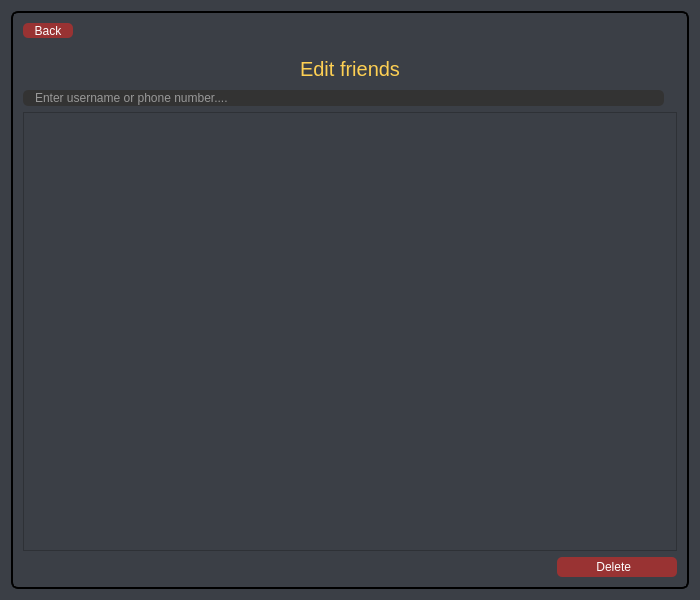
Old version of the form Pulp-Fiction-LoginAndRegister/setting.ui in the repository AP-projects-4001/Pulp-Fiction.
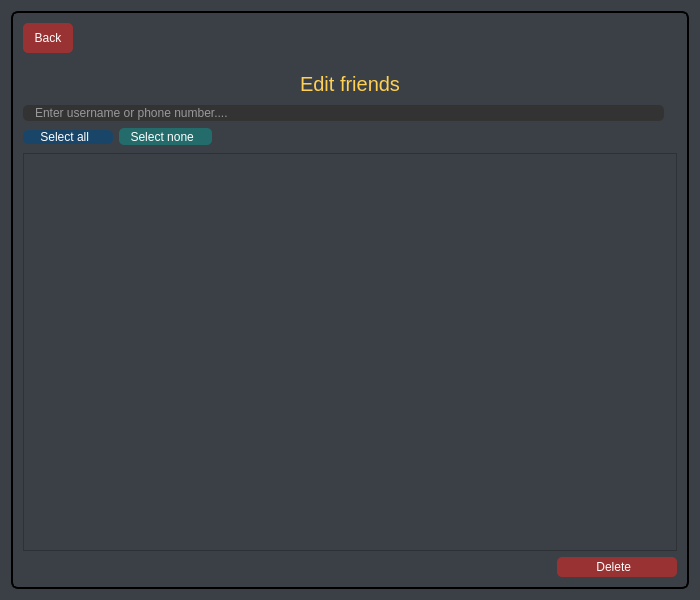
New version of the form. The open tabs and pages were chosen to show the change. Icons and pictures are not drawn.

Commit message: Add select all and select none for edit friends page

The edit to the form file:
```diff
--- a/Pulp-Fiction-LoginAndRegister/setting.ui
+++ b/Pulp-Fiction-LoginAndRegister/setting.ui
@@ -54,7 +54,7 @@
 }</string>
      </property>
      <property name="currentIndex">
-      <number>1</number>
+      <number>3</number>
      </property>
      <widget class="QWidget" name="page">
       <property name="styleSheet">
@@ -143,7 +143,7 @@
 	background-color: rgb(42, 46, 52);
 border-style: solid;
  border-width: 1px;
-	color: rgb(241, 182, 88);
+	color: #933;
 }
 
 QPushButton#logoutbtn:pressed {
@@ -663,7 +663,7 @@
 	background-color: rgb(42, 46, 52);
 border-style: solid;
  border-width: 1px;
-	color: rgb(241, 182, 88);
+	color: rgb(36, 108, 108);
 }
 
 QPushButton#uplButton:pressed {
@@ -3297,7 +3297,7 @@
      </widget>
      <widget class="QWidget" name="page_4">
       <layout class="QGridLayout" name="gridLayout_2">
-       <item row="0" column="0">
+       <item row="0" column="0" colspan="2">
         <widget class="QPushButton" name="backbtn_3">
          <property name="minimumSize">
           <size>
@@ -3345,7 +3345,7 @@
          </property>
         </widget>
        </item>
-       <item row="1" column="0">
+       <item row="1" column="0" colspan="2">
         <widget class="QWidget" name="widget_6" native="true">
          <property name="minimumSize">
           <size>
@@ -3387,7 +3387,7 @@
          </layout>
         </widget>
        </item>
-       <item row="2" column="0">
+       <item row="2" column="0" rowspan="2" colspan="2">
         <layout class="QVBoxLayout" name="verticalLayout_8">
          <item>
           <layout class="QHBoxLayout" name="horizontalLayout_17">
@@ -3443,6 +3443,113 @@
            </item>
           </layout>
          </item>
+         <item>
+          <layout class="QHBoxLayout" name="horizontalLayout_19">
+           <item>
+            <widget class="QPushButton" name="selectallbtneditfriends">
+             <property name="minimumSize">
+              <size>
+               <width>90</width>
+               <height>0</height>
+              </size>
+             </property>
+             <property name="layoutDirection">
+              <enum>Qt::LeftToRight</enum>
+             </property>
+             <property name="styleSheet">
+              <string notr="true">QPushButton#selectallbtneditfriends{
+color: white;
+border-radius: 5px;
+	background-color: rgb(25, 69, 105);
+color: #fefefe; 
+}
+
+QPushButton#selectallbtneditfriends:hover {
+	background-color: rgb(42, 46, 52);
+border-style: solid;
+ border-width: 1px;
+	color: rgb(37, 103, 156);
+}
+
+QPushButton#selectallbtneditfriends:pressed {
+border-style: solid;
+border-width: 1px;
+	background-color: rgb(25, 69, 105);
+	color: rgb(85, 255, 255);
+}</string>
+             </property>
+             <property name="text">
+              <string>Select all  </string>
+             </property>
+             <property name="icon">
+              <iconset resource="elements.qrc">
+               <normaloff>:/img/img/icons8-select-all-files-64.png</normaloff>:/img/img/icons8-select-all-files-64.png</iconset>
+             </property>
+            </widget>
+           </item>
+           <item>
+            <widget class="QPushButton" name="selectnonebtneditfriends">
+             <property name="minimumSize">
+              <size>
+               <width>93</width>
+               <height>17</height>
+              </size>
+             </property>
+             <property name="layoutDirection">
+              <enum>Qt::RightToLeft</enum>
+             </property>
+             <property name="styleSheet">
+              <string notr="true">QPushButton#selectnonebtneditfriends{
+color: white;
+border-radius: 5px;
+	background-color: rgb(36, 108, 108);
+color: #fefefe; 
+}
+
+QPushButton#selectnonebtneditfriends:hover {
+	background-color: rgb(42, 46, 52);
+border-style: solid;
+ border-width: 1px;
+	color: rgb(36, 108, 108);
+}
+
+QPushButton#selectnonebtneditfriends:pressed {
+border-style: solid;
+border-width: 1px;
+	background-color: rgb(25, 69, 105);
+	color: rgb(85, 255, 255);
+}</string>
+             </property>
+             <property name="text">
+              <string>Select none  </string>
+             </property>
+             <property name="icon">
+              <iconset resource="elements.qrc">
+               <normaloff>:/img/img/icons8-select-none-64.png</normaloff>:/img/img/icons8-select-none-64.png</iconset>
+             </property>
+             <property name="iconSize">
+              <size>
+               <width>14</width>
+               <height>14</height>
+              </size>
+             </property>
+            </widget>
+           </item>
+           <item>
+            <spacer name="horizontalSpacer_3">
+             <property name="orientation">
+              <enum>Qt::Horizontal</enum>
+             </property>
+             <property name="sizeHint" stdset="0">
+              <size>
+               <width>40</width>
+               <height>20</height>
+              </size>
+             </property>
+            </spacer>
+           </item>
+          </layout>
+         </item>
          <item>
           <layout class="QHBoxLayout" name="horizontalLayout_18">
            <item>
@@ -3450,9 +3557,7 @@
            </item>
           </layout>
          </item>
-        </layout>
-       </item>
-       <item row="3" column="0">
+         <item>
         <layout class="QHBoxLayout" name="horizontalLayout_16">
          <item>
           <spacer name="horizontalSpacer">
@@ -3514,6 +3619,8 @@
             </size>
            </property>
           </widget>
+           </item>
+          </layout>
          </item>
         </layout>
        </item>
```
Lines whose indentation alone changed are shown as unchanged. The commit also changes 2 other files.
